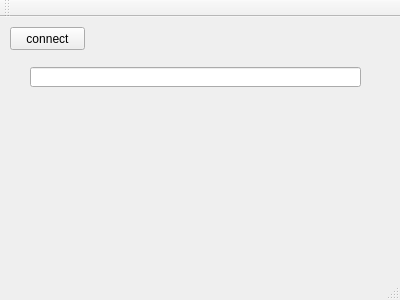
First picture: the form in SerialPortCommunicationQt/SerialPortCommunication/SRS/LockInAmplifier/Final_Lock-In-Amplifier/mainwindow.ui, repository vicvict/Lock-In-Amplifier, before the edit.
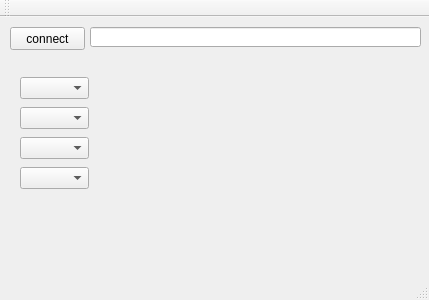
Second picture: the form after the edit.

Commit message: visual changes, list of stuff

The edit to the form file:
```diff
--- a/SerialPortCommunicationQt/SerialPortCommunication/SRS/LockInAmplifier/Final_Lock-In-Amplifier/mainwindow.ui
+++ b/SerialPortCommunicationQt/SerialPortCommunication/SRS/LockInAmplifier/Final_Lock-In-Amplifier/mainwindow.ui
@@ -6,7 +6,7 @@
    <rect>
     <x>0</x>
     <y>0</y>
-    <width>400</width>
+    <width>429</width>
     <height>300</height>
    </rect>
   </property>
@@ -30,13 +30,62 @@
    <widget class="QLineEdit" name="lineEditResponse">
     <property name="geometry">
      <rect>
-      <x>30</x>
-      <y>50</y>
+      <x>90</x>
+      <y>10</y>
       <width>331</width>
       <height>20</height>
      </rect>
     </property>
    </widget>
+   <widget class="QComboBox" name="comboBoxTimeConstant">
+    <property name="geometry">
+     <rect>
+      <x>20</x>
+      <y>120</y>
+      <width>69</width>
+      <height>22</height>
+     </rect>
+    </property>
+    <property name="toolTip">
+     <string>&lt;html&gt;&lt;head/&gt;&lt;body&gt;&lt;p&gt;Time constant&lt;/p&gt;&lt;/body&gt;&lt;/html&gt;</string>
+    </property>
+   </widget>
+   <widget class="QComboBox" name="comboBoxSensivity">
+    <property name="geometry">
+     <rect>
+      <x>20</x>
+      <y>90</y>
+      <width>69</width>
+      <height>22</height>
+     </rect>
+    </property>
+    <property name="toolTip">
+     <string>&lt;html&gt;&lt;head/&gt;&lt;body&gt;&lt;p&gt;Sensivity&lt;/p&gt;&lt;/body&gt;&lt;/html&gt;</string>
+    </property>
+   </widget>
+   <widget class="QComboBox" name="comboBoxInputRange">
+    <property name="geometry">
+     <rect>
+      <x>20</x>
+      <y>150</y>
+      <width>69</width>
+      <height>22</height>
+     </rect>
+    </property>
+    <property name="toolTip">
+     <string>&lt;html&gt;&lt;head/&gt;&lt;body&gt;&lt;p&gt;Input range&lt;/p&gt;&lt;/body&gt;&lt;/html&gt;</string>
+    </property>
+   </widget>
+   <widget class="QComboBox" name="comboBoxLockInAmplifierModel">
+    <property name="geometry">
+     <rect>
+      <x>20</x>
+      <y>60</y>
+      <width>69</width>
+      <height>22</height>
+     </rect>
+    </property>
+   </widget>
   </widget>
   <widget class="QMenuBar" name="menuBar">
    <property name="geometry">
```
Left out of the diff: 2 changed lines with no effect on the pictures. The commit also changes 1 other file.
